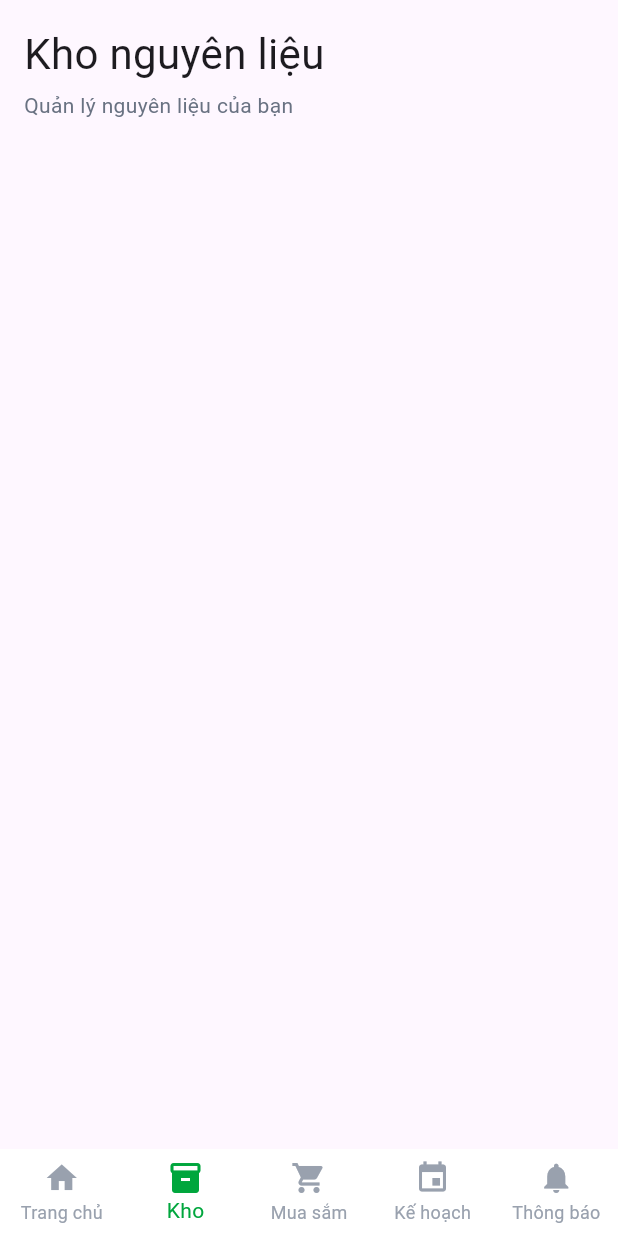
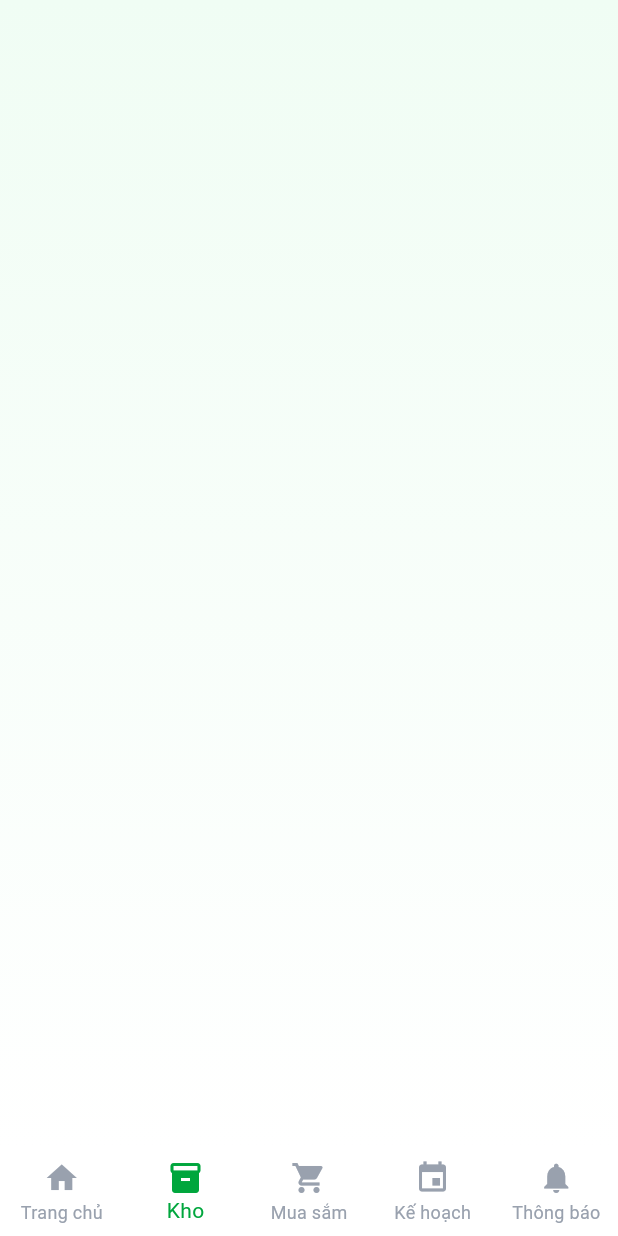
Before and after one commit to ht1012/kitchen_assistant, a Flutter app: the screen it shows after launch, item 2 of the bottom bar chosen, on a phone screen of 412 x 824 dp. Run offline on Flutter 3.47's test engine with Material 3 defaults, Android fonts, the phone set to English and light mode, and no system bars; our stand-ins replace flutter_screenutil.

Commit message:
Fix:Color Pantry

```diff
--- a/lib/views/virtualPantry/pantry_screen.dart
+++ b/lib/views/virtualPantry/pantry_screen.dart
@@ -5,28 +5,17 @@ class PantryPage extends StatelessWidget {
 
   @override
   Widget build(BuildContext context) {
-    return SafeArea(
-      child: Container(
-        width: double.infinity,
-        padding: const EdgeInsets.all(16),
-        child: Column(
-          crossAxisAlignment: CrossAxisAlignment.start,
-          children: const [
-            Text(
-              'Kho nguyên liệu',
-              style: TextStyle(
-                fontSize: 28,
-                fontWeight: FontWeight.w400,
-              ),
-            ),
-            SizedBox(height: 4),
-            Text(
-              'Quản lý nguyên liệu của bạn',
-              style: TextStyle(
-                color: Color(0xFF697282),
-              ),
-            ),
-          ],
+    return Scaffold(
+      body: Container(
+        decoration: const BoxDecoration(
+          gradient: LinearGradient(
+            begin: Alignment.topCenter,
+            end: Alignment.bottomCenter,
+            colors: [
+              Color(0xFFF0FDF4),
+              Colors.white,
+            ],
+          ),
         ),
       ),
     );
```
